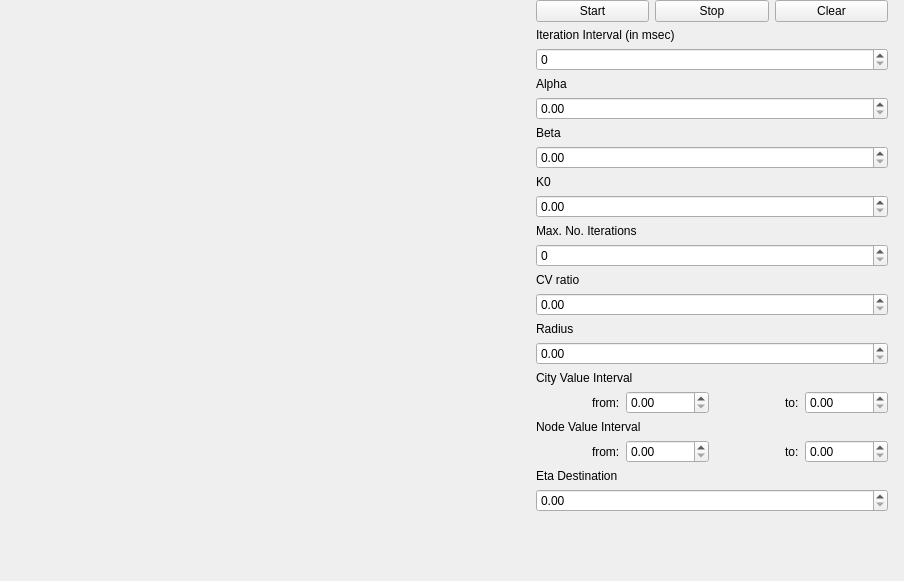
The window that milestone2/steuerung.ui (yuliahn/PRG_Praktikum) describes before a commit, drawn with Qt 5.
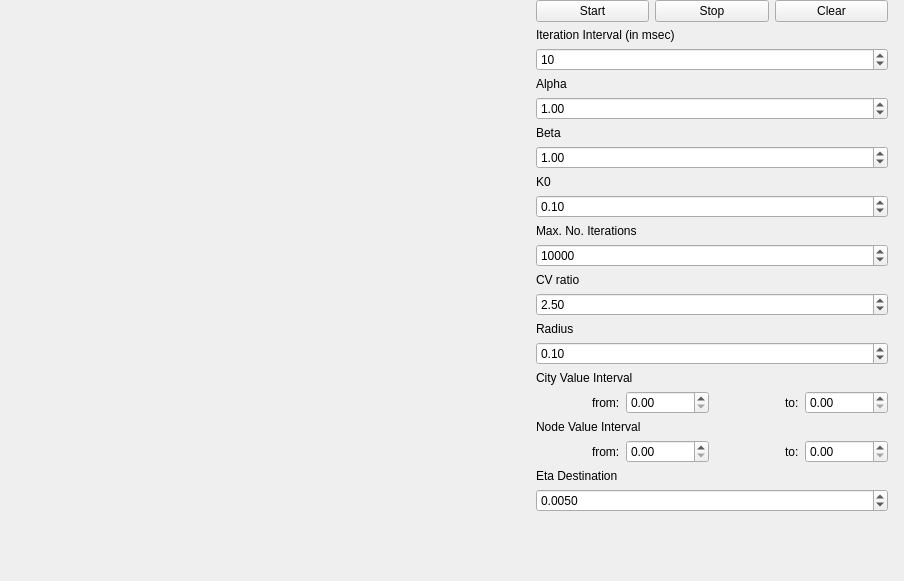
The same window after the commit.

```diff
--- a/milestone2/steuerung.ui
+++ b/milestone2/steuerung.ui
@@ -56,7 +56,17 @@
      </widget>
     </item>
     <item>
-     <widget class="QSpinBox" name="iterationInterval"/>
+     <widget class="QSpinBox" name="iterationInterval">
+      <property name="maximum">
+       <number>999999999</number>
+      </property>
+      <property name="singleStep">
+       <number>10</number>
+      </property>
+      <property name="value">
+       <number>10</number>
+      </property>
+     </widget>
     </item>
     <item>
      <widget class="QLabel" name="label_2">
@@ -66,7 +76,11 @@
      </widget>
     </item>
     <item>
-     <widget class="QDoubleSpinBox" name="alpha"/>
+     <widget class="QDoubleSpinBox" name="alpha">
+      <property name="value">
+       <double>1.000000000000000</double>
+      </property>
+     </widget>
     </item>
     <item>
      <widget class="QLabel" name="label_3">
@@ -76,7 +90,11 @@
      </widget>
     </item>
     <item>
-     <widget class="QDoubleSpinBox" name="beta"/>
+     <widget class="QDoubleSpinBox" name="beta">
+      <property name="value">
+       <double>1.000000000000000</double>
+      </property>
+     </widget>
     </item>
     <item>
      <widget class="QLabel" name="label_4">
@@ -86,7 +104,11 @@
      </widget>
     </item>
     <item>
-     <widget class="QDoubleSpinBox" name="k0"/>
+     <widget class="QDoubleSpinBox" name="k0">
+      <property name="value">
+       <double>0.100000000000000</double>
+      </property>
+     </widget>
     </item>
     <item>
      <widget class="QLabel" name="label_5">
@@ -96,7 +118,17 @@
      </widget>
     </item>
     <item>
-     <widget class="QSpinBox" name="maxIter"/>
+     <widget class="QSpinBox" name="maxIter">
+      <property name="maximum">
+       <number>2000000000</number>
+      </property>
+      <property name="singleStep">
+       <number>1</number>
+      </property>
+      <property name="value">
+       <number>10000</number>
+      </property>
+     </widget>
     </item>
     <item>
      <widget class="QLabel" name="label_6">
@@ -106,7 +138,11 @@
      </widget>
     </item>
     <item>
-     <widget class="QDoubleSpinBox" name="cvRatio"/>
+     <widget class="QDoubleSpinBox" name="cvRatio">
+      <property name="value">
+       <double>2.500000000000000</double>
+      </property>
+     </widget>
     </item>
     <item>
      <widget class="QLabel" name="label_7">
@@ -116,7 +152,11 @@
      </widget>
     </item>
     <item>
-     <widget class="QDoubleSpinBox" name="radius"/>
+     <widget class="QDoubleSpinBox" name="radius">
+      <property name="value">
+       <double>0.100000000000000</double>
+      </property>
+     </widget>
     </item>
     <item>
      <widget class="QLabel" name="label_8">
@@ -188,7 +228,14 @@
      </widget>
     </item>
     <item>
-     <widget class="QDoubleSpinBox" name="etaDestination"/>
+     <widget class="QDoubleSpinBox" name="etaDestination">
+      <property name="decimals">
+       <number>4</number>
+      </property>
+      <property name="value">
+       <double>0.005000000000000</double>
+      </property>
+     </widget>
     </item>
     <item>
      <spacer name="verticalSpacer">
```
